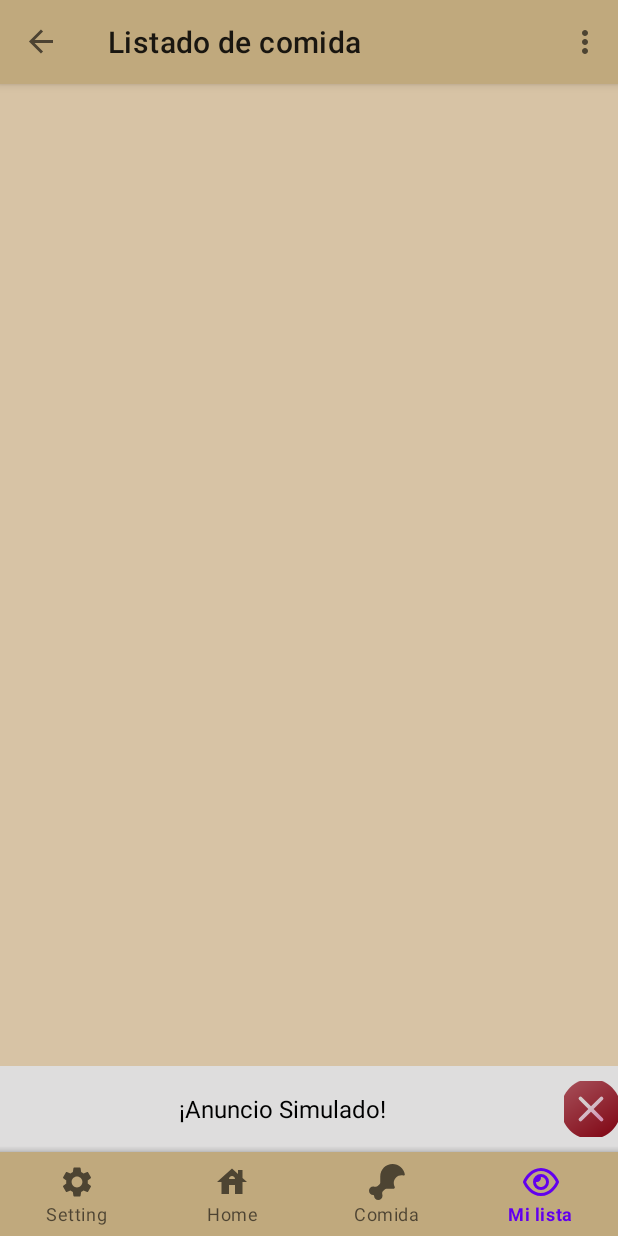
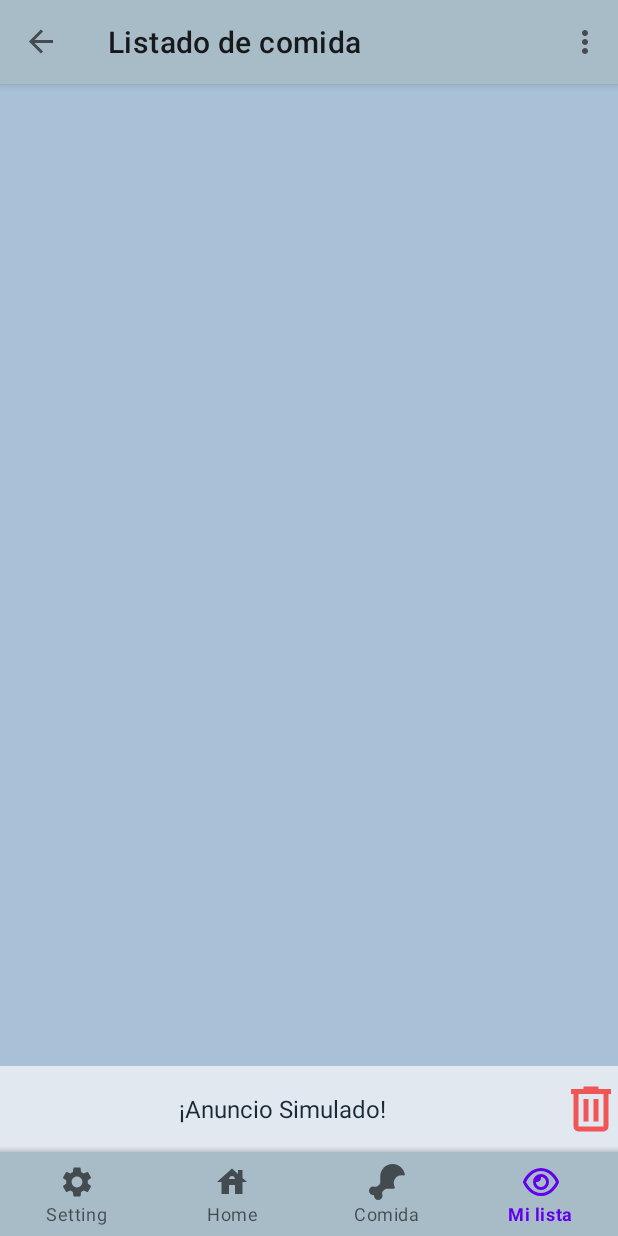
Before and after one commit to Santi0123/Food_Active, an Android app: the screen it shows after launch (MainActivity), item 4 of the bottom bar chosen, on a phone screen of 412 x 824 dp. Run offline under Robolectric (Android 15) with nearby library versions, the light colour scheme and no system bars; our stand-ins replace Dagger/Hilt's generated code, Firebase (no records; nobody signed in at launch, a user with empty details on screens opened directly), navigation-ui; pictures from the network do not load; 3 statements that could not run were skipped.

Commit message:
se ha cambiado la interfaz de la aplicacion

```diff
--- a/app/src/main/java/com/example/gymactive/domain/Comidas/models/Comida.kt
+++ b/app/src/main/java/com/example/gymactive/domain/Comidas/models/Comida.kt
@@ -1,11 +1,12 @@
 package com.example.gymactive.domain.Comidas.models
 
 data class Comida(
+    var id: Long,
     var nombre_plato: String,
     var descricion: String,
     var image: String
 ){
     override fun toString(): String {
-        return "Comida(nombre_plato='$nombre_plato', descricion='$descricion', image='$image')"
+        return "Comida('id=$id',nombre_plato='$nombre_plato', descricion='$descricion', image='$image')"
     }
 }
--- a/app/src/main/res/drawable/delete.xml
+++ b/app/src/main/res/drawable/delete.xml
@@ -1,35 +1,9 @@
 <vector xmlns:android="http://schemas.android.com/apk/res/android"
-    xmlns:aapt="http://schemas.android.com/aapt"
-    android:width="48dp"
-    android:height="48dp"
-    android:viewportWidth="48"
-    android:viewportHeight="48">
+    android:width="40dp"
+    android:height="40dp"
+    android:viewportWidth="960"
+    android:viewportHeight="960">
   <path
-      android:pathData="M24,4c11.046,0 20,8.954 20,20s-8.954,20 -20,20S4,35.046 4,24S12.954,4 24,4">
-    <aapt:attr name="android:fillColor">
-      <gradient
-          android:startX="10.25"
-          android:startY="6.5"
-          android:endX="36.5"
-          android:endY="45.25"
-          android:type="linear">
-        <item android:offset="0" android:color="#FFA44B55"/>
-        <item android:offset="1" android:color="#FF800614"/>
-      </gradient>
-    </aapt:attr>
-  </path>
-  <path
-      android:pathData="m17.782,16.025l0.102,0.091L24,22.233l6.116,-6.117a1.25,1.25 0,0 1,1.666 -0.091l0.102,0.091a1.25,1.25 0,0 1,0.091 1.666l-0.091,0.102L25.767,24l6.117,6.116a1.25,1.25 0,0 1,0.091 1.666l-0.091,0.102a1.25,1.25 0,0 1,-1.666 0.091l-0.102,-0.091L24,25.767l-6.116,6.117a1.25,1.25 0,0 1,-1.666 0.091l-0.102,-0.091a1.25,1.25 0,0 1,-0.091 -1.666l0.091,-0.102L22.233,24l-6.117,-6.116a1.25,1.25 0,0 1,-0.091 -1.666l0.091,-0.102a1.25,1.25 0,0 1,1.666 -0.091">
-    <aapt:attr name="android:fillColor">
-      <gradient
-          android:startX="16.708"
-          android:startY="24.729"
-          android:endX="25.3"
-          android:endY="33.663"
-          android:type="linear">
-        <item android:offset="0" android:color="#FFD5CECE"/>
-        <item android:offset="1" android:color="#FFD295B5"/>
-      </gradient>
-    </aapt:attr>
-  </path>
+      android:pathData="M280,840q-33,0 -56.5,-23.5T200,760v-520h-40v-80h200v-40h240v40h200v80h-40v520q0,33 -23.5,56.5T680,840L280,840ZM680,240L280,240v520h400v-520ZM360,680h80v-360h-80v360ZM520,680h80v-360h-80v360ZM280,240v520,-520Z"
+      android:fillColor="@color/boton_borrar"/>
 </vector>
--- /dev/null
+++ b/app/src/main/res/drawable/menu_item_selector.xml
@@ -0,0 +1,5 @@
+<selector xmlns:android="http://schemas.android.com/apk/res/android">
+    <item android:color="@color/fondo_de_la_aplicacion" android:state_enabled="true" />
+    <item android:color="@color/boton_editar" android:state_checked="true" /> <!-- Color oscuro para el seleccionado -->
+    <item android:color="@color/fondo_de_la_aplicacion" />
+</selector>
--- /dev/null
+++ b/app/src/main/res/drawable/rounded_button.xml
@@ -0,0 +1,4 @@
+<shape xmlns:android="http://schemas.android.com/apk/res/android">
+    <solid android:color="@color/color_dialog_button" /> <!-- Color de fondo del botón -->
+    <corners android:radius="16dp" /> <!-- Radio de los bordes redondeados -->
+</shape>
```
Also changed, not shown: app/src/main/java/com/example/gymactive/data/comida/objects/ComidasData.kt (+10 -0 lines), app/src/main/java/com/example/gymactive/ui/views/fragment/Comida/ComidaFragment.kt (+6 -5 lines), app/src/main/java/com/example/gymactive/ui/views/fragment/Comida/dialog/DialogAgregarComida.kt (+21 -2 lines), app/src/main/java/com/example/gymactive/ui/views/fragment/Comida/dialog/DialogBorrarComida.kt (+27 -2 lines), app/src/main/java/com/example/gymactive/ui/views/fragment/Comida/dialog/DialogEditarComida.kt (+21 -2 lines), app/src/main/res/drawable/editar.xml (added, +9 -0 lines), app/src/main/res/layout/fragment_comida.xml (+16 -17 lines), app/src/main/res/layout/item_comida.xml (+25 -36 lines), app/src/main/res/menu/nav_menu_extend.xml (+5 -4 lines), app/src/main/res/values/colors.xml (+20 -20 lines), app/src/main/res/values/style.xml (added, +27 -0 lines).
